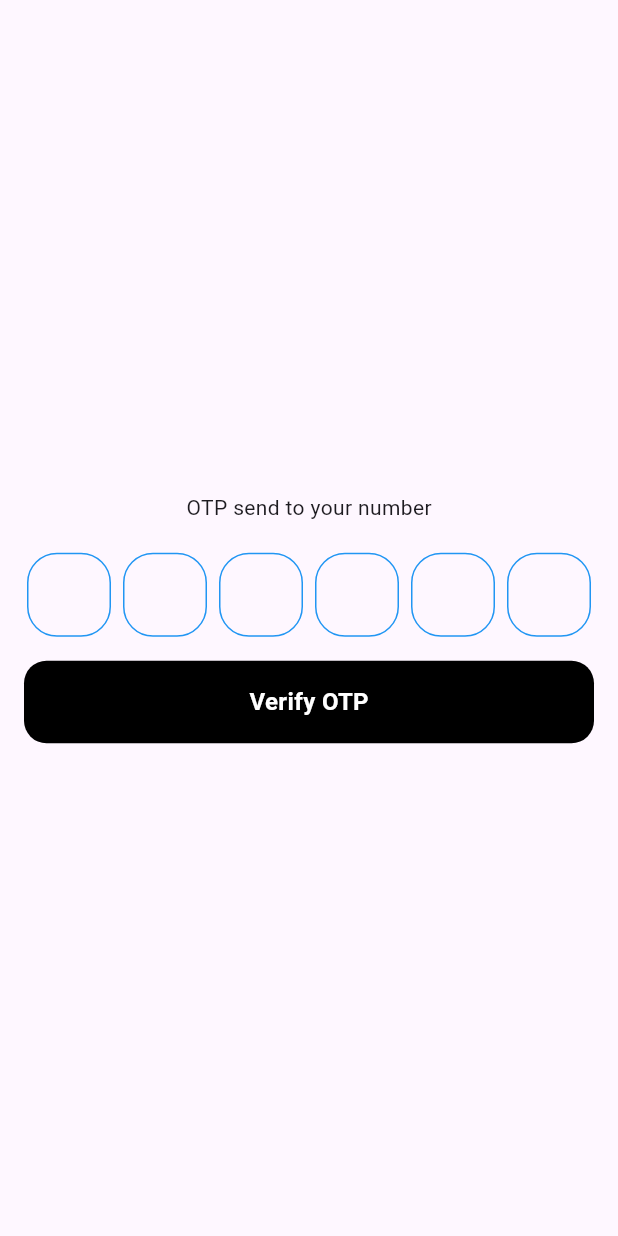
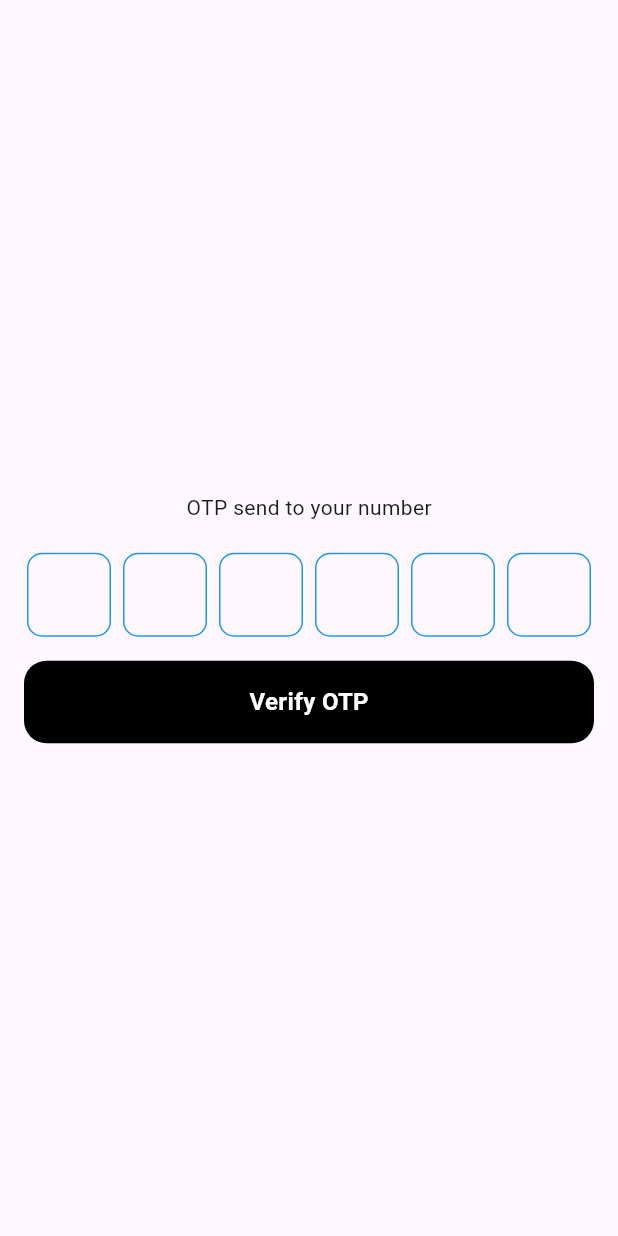
Before and after one commit to balacode01/travel-app-mobile, a Flutter app: the VerifyOtpPage screen opened by its route, on a phone screen of 412 x 824 dp. Run offline on Flutter 3.47's test engine with Material 3 defaults, Android fonts, the phone set to English and light mode, and no system bars; drawn by our look-alikes of pinput; our stand-ins replace get_storage, image_picker, logger; accounts and stored records are empty.

Commit message:
verify otp API integration completed

```diff
--- a/lib/core/models/response_model/verify_otp_model.dart
+++ b/lib/core/models/response_model/verify_otp_model.dart
@@ -15,22 +15,30 @@ String VerifyOtpLoginModelToJson(VerifyOtpLoginModel data) =>
     json.encode(data.toJson());
 
 class VerifyOtpLoginModel extends BaseStatus {
-  VerifyOtpLoginModel({this.message, this.phoneNumber, this.token});
+  VerifyOtpLoginModel({
+    this.message,
+    this.phoneNumber,
+    this.token,
+    this.statusCode,
+  });
   String? message;
   String? phoneNumber;
   String? token;
+  int? statusCode;
 
   factory VerifyOtpLoginModel.fromJson(Map<String, dynamic> json) =>
       VerifyOtpLoginModel(
         message: json["message"],
         phoneNumber: json["phone_number"],
         token: json["token"],
+        statusCode: json["statusCode"],
       );
 
   Map<String, dynamic> toJson() => {
     "message": message,
     "phone_number": phoneNumber,
     "token": token,
+    "statusCode": statusCode,
   };
 }
 
--- a/lib/core/rest/auth_rest.dart
+++ b/lib/core/rest/auth_rest.dart
@@ -54,6 +54,7 @@ class AuthRest {
         );
       } else {}
     } catch (e) {
+      print(e);
     } finally {}
     return verifyOtpLoginModel;
   }
--- a/lib/screens/auth/verify_otp.dart
+++ b/lib/screens/auth/verify_otp.dart
@@ -2,6 +2,7 @@ import 'package:flutter/material.dart';
 import 'package:pinput/pinput.dart';
 import 'package:provider/provider.dart';
 import 'package:travel_app_mobile/core/providers/auth_provider.dart';
+import 'package:travel_app_mobile/core/utils/validations.dart';
 import 'package:travel_app_mobile/widgets/custom_button.dart';
 
 class VerifyOtpPage extends StatefulWidget {
@@ -13,6 +14,10 @@ class VerifyOtpPage extends StatefulWidget {
 
 class _VerifyOtpPageState extends State<VerifyOtpPage> {
   late AuthProvider provider;
+
+  final FocusNode _focusNode = FocusNode();
+
+  final GlobalKey<FormState> _formKey = GlobalKey<FormState>();
 
   @override
   void didChangeDependencies() {
@@ -26,43 +31,51 @@ class _VerifyOtpPageState extends State<VerifyOtpPage> {
       body: Padding(
         padding: EdgeInsets.all(16),
         child: Center(
+          child: Form(
+            key: _formKey,
             child: Column(
               mainAxisAlignment: MainAxisAlignment.center,
               children: [
                 Text("OTP send to your number"),
                 const SizedBox(height: 20),
                 Pinput(
+                  validator: Validator.otpValidator,
+                  length: 6,
                   controller: provider.otpController,
-
-                keyboardType: TextInputType.number,
-                length: 6,
-                isCursorAnimationEnabled: true,
-                showCursor: true,
+                  focusNode: _focusNode,
                   defaultPinTheme: PinTheme(
                     width: 56,
                     height: 56,
                     textStyle: TextStyle(
-                    fontSize: 20,
-                    color: Color.fromRGBO(30, 60, 87, 1),
-                    fontWeight: FontWeight.w600,
+                      fontSize: 22,
+                      fontWeight: FontWeight.bold,
                     ),
                     decoration: BoxDecoration(
+                      borderRadius: BorderRadius.circular(10),
                       border: Border.all(color: Colors.blue),
-                    borderRadius: BorderRadius.circular(20),
                     ),
                   ),
+                  onCompleted: (pin) => print('Entered PIN: $pin'),
                 ),
                 const SizedBox(height: 16),
                 CustomAnimatedButton(
                   text: 'Verify OTP',
                   onPressed: () {
+                    // print("object");
+                    // print(provider.otpController.text);
+                    // print("object");
+                    if (_formKey.currentState!.validate()) {
                       provider.verifyOtpLogin(context);
+                    } else {
+                      print("Something went wrong");
+                    }
                   },
                 ),
               ],
             ),
           ),
         ),
+      ),
     );
   }
 }
```
Also changed, not shown: lib/core/models/response_model/generate_otp_model.dart (+12 -12 lines), lib/core/providers/auth_provider.dart (+17 -9 lines), lib/core/utils/validations.dart (added, +41 -0 lines), lib/screens/auth/login.dart (+27 -6 lines), lib/screens/home/home_page.dart (added, +15 -0 lines). Lines whose indentation alone changed are shown as unchanged.
